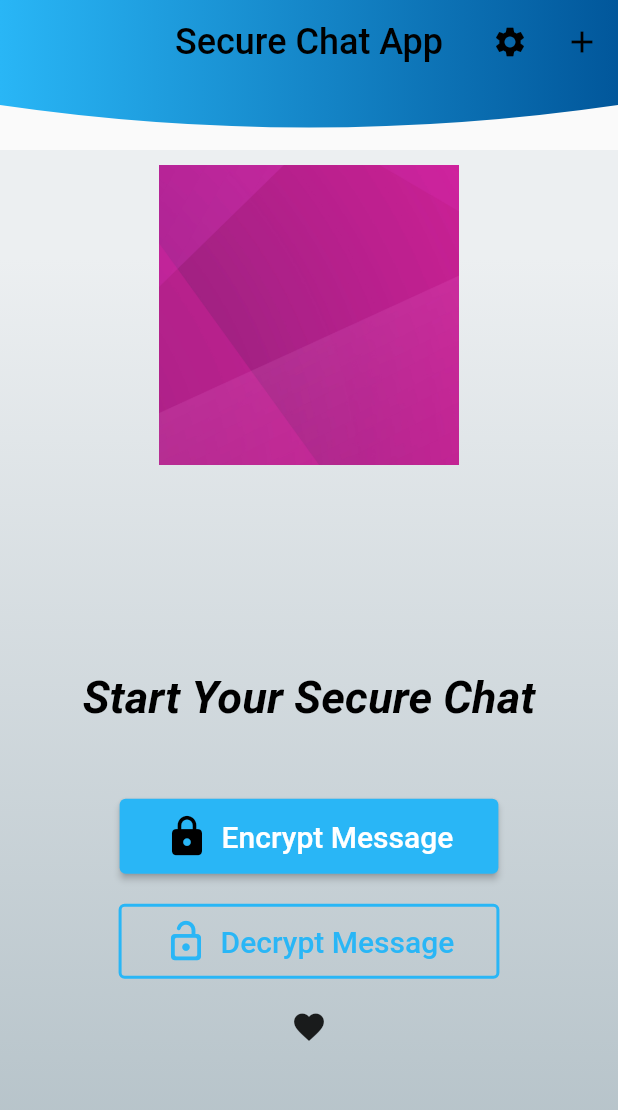
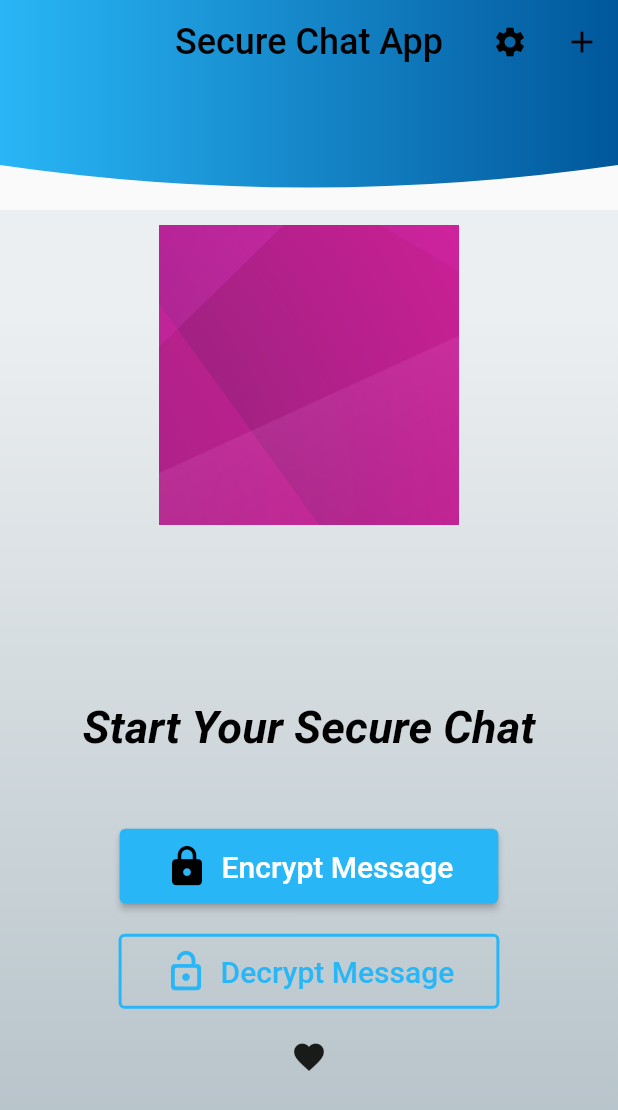
Before and after one commit to MohammedBaqerAdnan/SecureChatApp, a Flutter app: the screen it shows after launch, on a phone screen of 412 x 824 dp. Shown: the top 1110 px of the screen. Run offline on Flutter 3.47's test engine with Material 2 defaults, Android fonts, the phone set to English and light mode, and no system bars.

Commit message:
change the height of appbar to 140

```diff
--- a/lib/CurvedAppBar.dart
+++ b/lib/CurvedAppBar.dart
@@ -12,7 +12,7 @@ class CurvedAppBar extends StatelessWidget implements PreferredSizeWidget {
 //Widget with preferred size
   @override
   //Height of PreferredSize widget
-  final Size preferredSize = Size.fromHeight(100.0);
+  final Size preferredSize = Size.fromHeight(140.0);
 
   @override
   Widget build(BuildContext context) {
```
